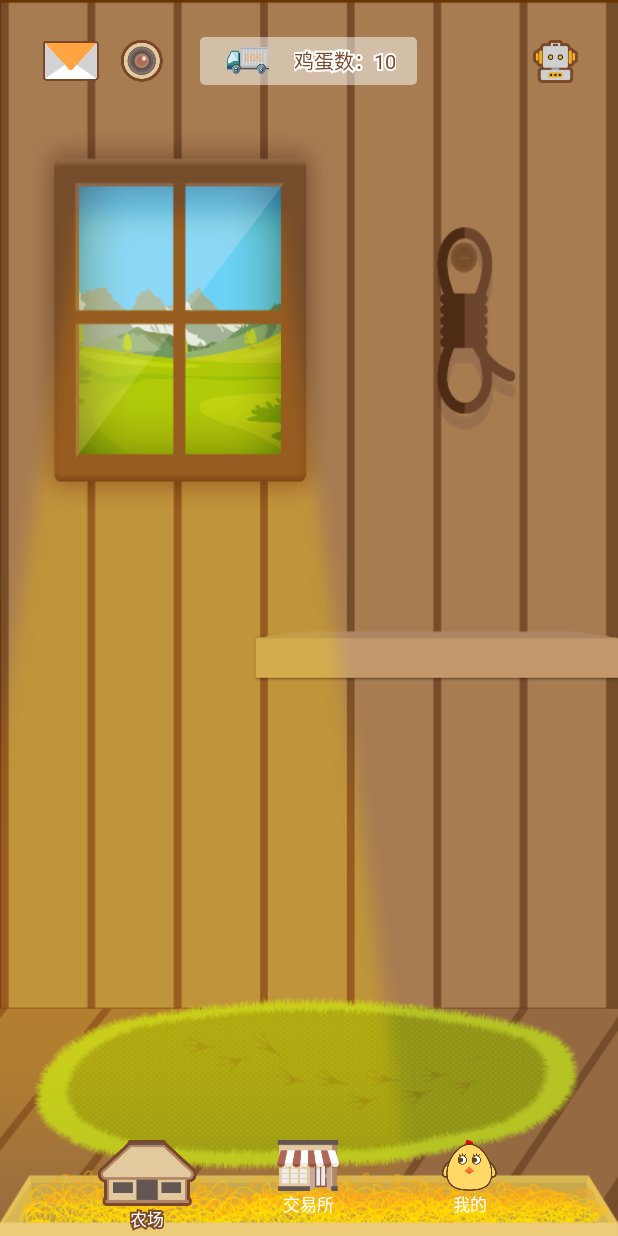
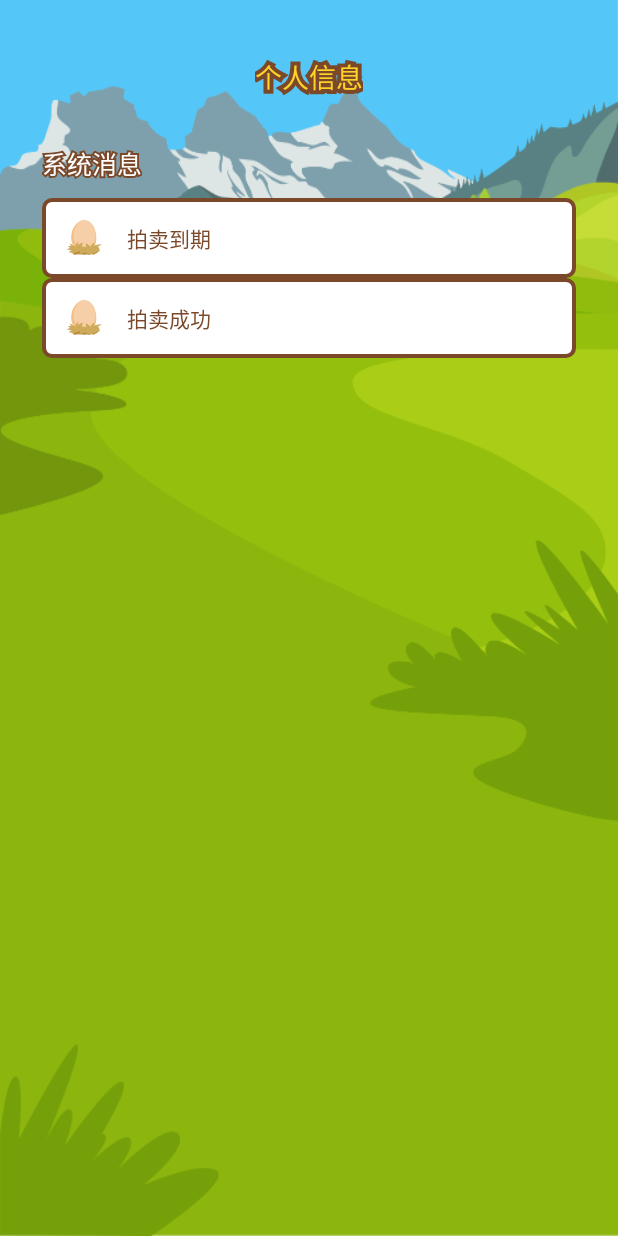
Before and after one commit to fanqilongmoli/gejigeji, an Android app: the screen it shows after launch (MainActivity before the commit, MessageActivity after it), after a tap on an icon or button, on a phone screen of 412 x 824 dp. Run offline under Robolectric (Android 15) with nearby library versions, the phone set to English and light mode, and no system bars; our stand-ins replace CircleImageView; Roboto replaces fonts that are not available here; 1 statement that could not run was skipped.

Commit message:
消息界面完成

```diff
--- a/app/src/main/AndroidManifest.xml
+++ b/app/src/main/AndroidManifest.xml
@@ -20,7 +20,8 @@
         <activity android:name=".modules.my.MyWalletActivity" />
         <activity android:name=".modules.my.RechargeActivity" />
         <activity android:name=".modules.my.WithdrawActivity" />
-        <activity android:name=".modules.my.AddressManageActivity"></activity>
+        <activity android:name=".modules.my.AddressManageActivity" />
+        <activity android:name=".modules.farm.MessageActivity"></activity>
     </application>
 
 </manifest>
--- /dev/null
+++ b/app/src/main/java/com/flowerbell/gejigeji/modules/farm/MessageActivity.kt
@@ -0,0 +1,25 @@
+package com.flowerbell.gejigeji.modules.farm
+
+
+import com.chuangxincheng.commlibrary.sys.StatusBarUtil
+import com.flowerbell.gejigeji.R
+import com.flowerbell.gejigeji.comm.BaseActivity
+
+/**
+ * 消息
+ */
+class MessageActivity : BaseActivity() {
+    override fun layoutId(): Int {
+        return R.layout.activity_message
+    }
+
+    override fun initView() {
+        StatusBarUtil.immersive(this)
+    }
+
+    override fun initData() {
+    }
+
+    override fun initListener() {
+    }
+}
--- a/app/src/main/java/com/flowerbell/gejigeji/modules/main/fragment/FarmFragment.kt
+++ b/app/src/main/java/com/flowerbell/gejigeji/modules/main/fragment/FarmFragment.kt
@@ -2,8 +2,10 @@ package com.flowerbell.gejigeji.modules.main.fragment
 
 
 import com.chuangxincheng.commlibrary.ToastUtil
+import com.chuangxincheng.commlibrary.app.ActivityDelegate
 import com.flowerbell.gejigeji.R
 import com.flowerbell.gejigeji.comm.BaseFragment
+import com.flowerbell.gejigeji.modules.farm.MessageActivity
 import com.flowerbell.gejigeji.widget.FarmTitle
 import com.flowerbell.gejigeji.widget.dialog.GoToStoreDialog
 import kotlinx.android.synthetic.main.fragment_farm.*
@@ -28,7 +30,7 @@ class FarmFragment : BaseFragment() {
 
         farmTitle.setFarmTitleListener(object :FarmTitle.FarmTitleListener{
             override fun messageClick() {
-                ToastUtil.showShort(context, "消息点击")
+                ActivityDelegate.create(MessageActivity::class.java).open(context)
             }
 
             override fun autoClick() {
--- /dev/null
+++ b/app/src/main/java/com/flowerbell/gejigeji/widget/dialog/AuctionCancelDialog.kt
@@ -0,0 +1,16 @@
+package com.flowerbell.gejigeji.widget.dialog
+
+import android.content.Context
+import android.view.LayoutInflater
+import android.widget.LinearLayout
+import com.flowerbell.gejigeji.R
+
+/**
+ * Created by fanqilong on 2018/3/4.
+ * 拍卖撤销
+ */
+class AuctionCancelDialog(context: Context?) : LinearLayout(context) {
+    init {
+        LayoutInflater.from(context).inflate(R.layout.dialog_auction_cancel,this@AuctionCancelDialog)
+    }
+}
--- /dev/null
+++ b/app/src/main/res/layout/activity_message.xml
@@ -0,0 +1,74 @@
+<?xml version="1.0" encoding="utf-8"?>
+<LinearLayout xmlns:android="http://schemas.android.com/apk/res/android"
+    xmlns:app="http://schemas.android.com/apk/res-auto"
+    xmlns:tools="http://schemas.android.com/tools"
+    android:layout_width="match_parent"
+    android:layout_height="match_parent"
+    android:orientation="vertical"
+    android:background="@drawable/none_bg"
+    tools:context="com.flowerbell.gejigeji.modules.farm.MessageActivity">
+    <com.flowerbell.gejigeji.widget.StrokeTextView
+        android:id="@+id/tv_store"
+        android:layout_width="wrap_content"
+        android:layout_height="wrap_content"
+        android:layout_gravity="center_horizontal"
+        android:layout_marginTop="@dimen/y70"
+        android:fontFamily="@font/hylxjt"
+        android:text="个人信息"
+        android:textSize="@dimen/x32"
+        app:StrokeTextViewHasBorder="true"
+        app:StrokeTextViewInnerColor="@color/color_fdd329"
+        app:StrokeTextViewOuterColor="@color/color_7b492a"
+        app:StrokeTextViewStroke="8px" />
+    <com.flowerbell.gejigeji.widget.StrokeTextView
+        android:layout_width="wrap_content"
+        android:layout_height="wrap_content"
+        android:fontFamily="@font/hylxjt"
+        android:layout_marginTop="@dimen/y60"
+        android:layout_marginLeft="@dimen/x50"
+        app:StrokeTextViewHasBorder="true"
+        android:textSize="@dimen/x30"
+        android:text="系统消息"/>
+    <LinearLayout
+        android:layout_marginTop="@dimen/y20"
+        android:layout_marginLeft="@dimen/x50"
+        android:layout_marginRight="@dimen/x50"
+        android:background="@drawable/shape_border_comm"
+        android:layout_width="match_parent"
+        android:layout_height="@dimen/y100">
+        <ImageView
+            android:layout_marginLeft="@dimen/x30"
+            android:layout_gravity="center_vertical"
+            android:layout_width="wrap_content"
+            android:layout_height="wrap_content"
+            android:src="@drawable/auction_egg_ic"/>
+        <TextView
+            android:layout_marginLeft="@dimen/x30"
+            android:layout_gravity="center_vertical"
+            android:layout_width="wrap_content"
+            android:layout_height="wrap_content"
+            android:textColor="@color/color_7b492a"
+            android:text="拍卖到期"/>
+    </LinearLayout>
+    <LinearLayout
+
+        android:layout_marginLeft="@dimen/x50"
+        android:layout_marginRight="@dimen/x50"
+        android:background="@drawable/shape_border_comm"
+        android:layout_width="match_parent"
+        android:layout_height="@dimen/y100">
+        <ImageView
+            android:layout_marginLeft="@dimen/x30"
+            android:layout_gravity="center_vertical"
+            android:layout_width="wrap_content"
+            android:layout_height="wrap_content"
+            android:src="@drawable/auction_egg_ic"/>
+        <TextView
+            android:layout_marginLeft="@dimen/x30"
+            android:layout_gravity="center_vertical"
+            android:layout_width="wrap_content"
+            android:layout_height="wrap_content"
+            android:textColor="@color/color_7b492a"
+            android:text="拍卖成功"/>
+    </LinearLayout>
+</LinearLayout>
--- a/app/src/main/res/layout/activity_my_info.xml
+++ b/app/src/main/res/layout/activity_my_info.xml
@@ -11,7 +11,7 @@
         android:id="@+id/tv_store"
         android:layout_width="wrap_content"
         android:layout_height="wrap_content"
-        android:layout_gravity="center"
+        android:layout_gravity="center_horizontal"
         android:layout_marginTop="@dimen/y70"
         android:fontFamily="@font/hylxjt"
         android:text="个人信息"
--- /dev/null
+++ b/app/src/main/res/layout/dialog_auction_cancel.xml
@@ -0,0 +1,10 @@
+<?xml version="1.0" encoding="utf-8"?>
+<LinearLayout xmlns:android="http://schemas.android.com/apk/res/android"
+    android:id="@+id/ll_root"
+    android:layout_width="match_parent"
+    android:orientation="vertical"
+    android:background="@drawable/window_img"
+    android:layout_height="match_parent">
+
+
+</LinearLayout>
```
